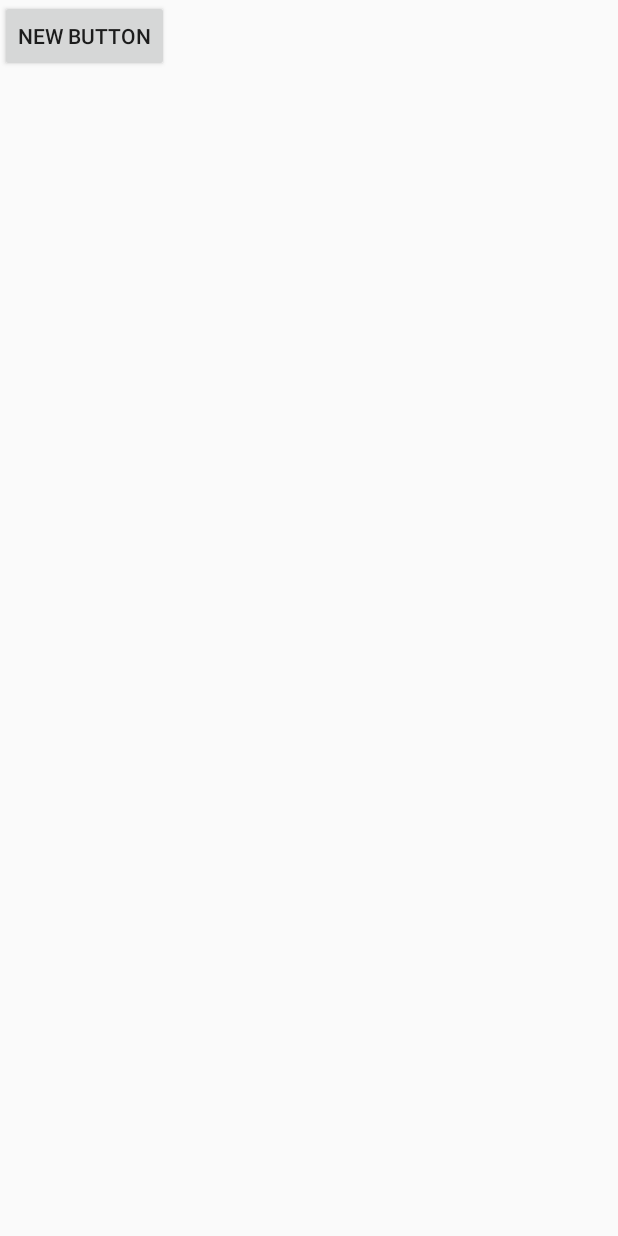
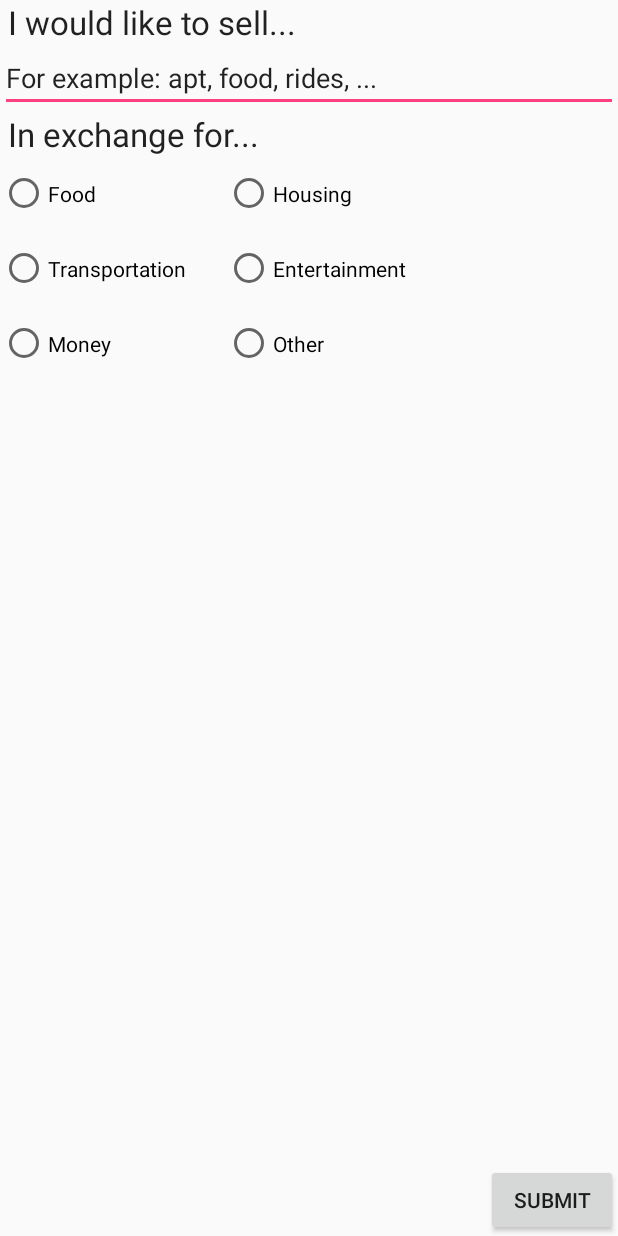
Before and after one commit to kimkdanny/CSE110, an Android app: the layout sell.xml on its own in the app's theme, with its tools: preview values and no code run, on a phone screen of 412 x 824 dp. Run offline under Robolectric (Android 15) with nearby library versions, the phone set to English and light mode, and no system bars.

Commit message:
xml for sell.xml

```diff
--- a/ServiceforService/app/src/main/res/layout/activity_main.xml
+++ b/ServiceforService/app/src/main/res/layout/activity_main.xml
@@ -1,5 +1,5 @@
 <?xml version="1.0" encoding="utf-8"?>
-<android.support.design.widget.CoordinatorLayout xmlns:android="http://schemas.android.com/apk/res/android"
+<LinearLayout xmlns:android="http://schemas.android.com/apk/res/android"
     xmlns:app="http://schemas.android.com/apk/res-auto"
     xmlns:tools="http://schemas.android.com/tools"
     android:id="@+id/main_content"
@@ -26,4 +26,5 @@
 
 
 
-</android.support.design.widget.CoordinatorLayout>
+
+</LinearLayout>
--- a/ServiceforService/app/src/main/res/layout/fragment_main.xml
+++ b/ServiceforService/app/src/main/res/layout/fragment_main.xml
@@ -8,4 +8,12 @@
     android:paddingTop="@dimen/activity_vertical_margin"
     tools:context="group11.cse110.com.serviceforservice.MainActivity$PlaceholderFragment">
 
+    <ImageView
+        android:layout_width="300dp"
+        android:layout_height="300dp"
+        android:src="@drawable/jennifer"
+        android:id="@+id/imageView"
+        android:layout_alignParentTop="true"
+        android:layout_centerHorizontal="true" />
+
 </RelativeLayout>
--- a/ServiceforService/app/src/main/res/layout/sell.xml
+++ b/ServiceforService/app/src/main/res/layout/sell.xml
@@ -1,11 +1,100 @@
 <?xml version="1.0" encoding="utf-8"?>
-<LinearLayout xmlns:android="http://schemas.android.com/apk/res/android"
+<RelativeLayout xmlns:android="http://schemas.android.com/apk/res/android"
     android:orientation="vertical" android:layout_width="match_parent"
     android:layout_height="match_parent">
+
+    <TextView
+        android:layout_width="wrap_content"
+        android:layout_height="wrap_content"
+        android:textAppearance="?android:attr/textAppearanceLarge"
+        android:text=" I would like to sell..."
+        android:id="@+id/textView2" />
 
     <Button
         android:layout_width="wrap_content"
         android:layout_height="wrap_content"
-        android:text="New Button"
-        android:id="@+id/button" />
-</LinearLayout>
+        android:text="SUBMIT"
+        android:id="@+id/button"
+        android:layout_gravity="right"
+        android:layout_alignParentBottom="true"
+        android:layout_alignParentRight="true"
+        android:layout_alignParentEnd="true" />
+
+    <EditText
+        android:layout_width="wrap_content"
+        android:layout_height="wrap_content"
+        android:inputType="textMultiLine"
+        android:ems="10"
+        android:id="@+id/editText"
+        android:layout_below="@+id/textView2"
+        android:layout_alignParentLeft="true"
+        android:layout_alignParentStart="true"
+        android:layout_alignRight="@+id/button"
+        android:layout_alignEnd="@+id/button"
+        android:text="For example: apt, food, rides, ..." />
+
+    <TextView
+        android:layout_width="wrap_content"
+        android:layout_height="wrap_content"
+        android:textAppearance="?android:attr/textAppearanceLarge"
+        android:text=" In exchange for..."
+        android:id="@+id/textView3"
+        android:layout_below="@+id/editText"
+        android:layout_alignParentLeft="true"
+        android:layout_alignParentStart="true" />
+
+    <RadioButton
+        android:layout_width="150dp"
+        android:layout_height="50dp"
+        android:text="Food"
+        android:id="@+id/radioButton"
+        android:layout_below="@+id/textView3"
+        android:layout_alignParentLeft="true"
+        android:layout_alignParentStart="true" />
+
+    <RadioButton
+        android:layout_width="150dp"
+        android:layout_height="50dp"
+        android:text="Housing"
+        android:id="@+id/radioButton2"
+        android:layout_below="@+id/textView3"
+        android:layout_toRightOf="@+id/radioButton"
+        android:layout_toEndOf="@+id/radioButton" />
+
+    <RadioButton
+        android:layout_width="150dp"
+        android:layout_height="50dp"
+        android:text="Transportation"
+        android:id="@+id/radioButton3"
+        android:layout_below="@+id/radioButton"
+        android:layout_alignParentLeft="true"
+        android:layout_alignParentStart="true" />
+
+    <RadioButton
+        android:layout_width="150dp"
+        android:layout_height="50dp"
+        android:text="Entertainment"
+        android:id="@+id/radioButton4"
+        android:layout_below="@+id/radioButton"
+        android:layout_toRightOf="@+id/radioButton"
+        android:layout_toEndOf="@+id/radioButton" />
+
+    <RadioButton
+        android:layout_width="150dp"
+        android:layout_height="50dp"
+        android:text="Money"
+        android:id="@+id/radioButton5"
+        android:layout_below="@+id/radioButton3"
+        android:layout_alignParentLeft="true"
+        android:layout_alignParentStart="true" />
+
+    <RadioButton
+        android:layout_width="150dp"
+        android:layout_height="50dp"
+        android:text="Other"
+        android:id="@+id/radioButton6"
+        android:layout_below="@+id/radioButton3"
+        android:layout_toRightOf="@+id/radioButton5"
+        android:layout_toEndOf="@+id/radioButton5" />
+
+</RelativeLayout>
```
Also changed, not shown: ServiceforService/app/src/main/res/drawable/jennifer.jpg (added).
